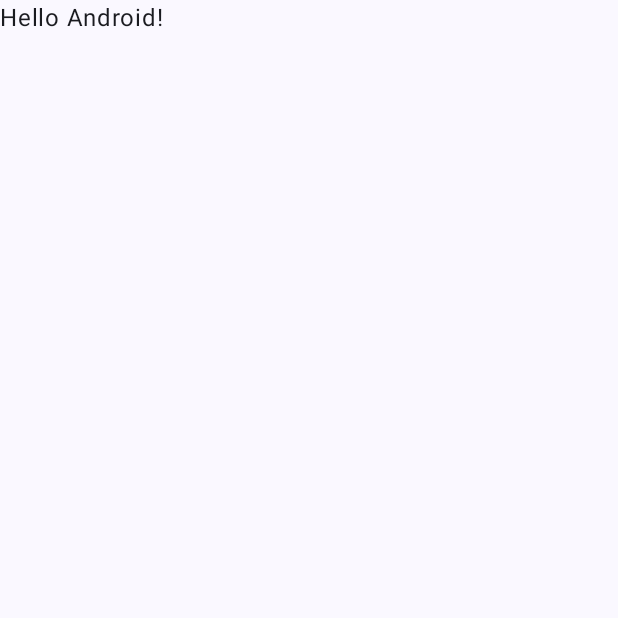
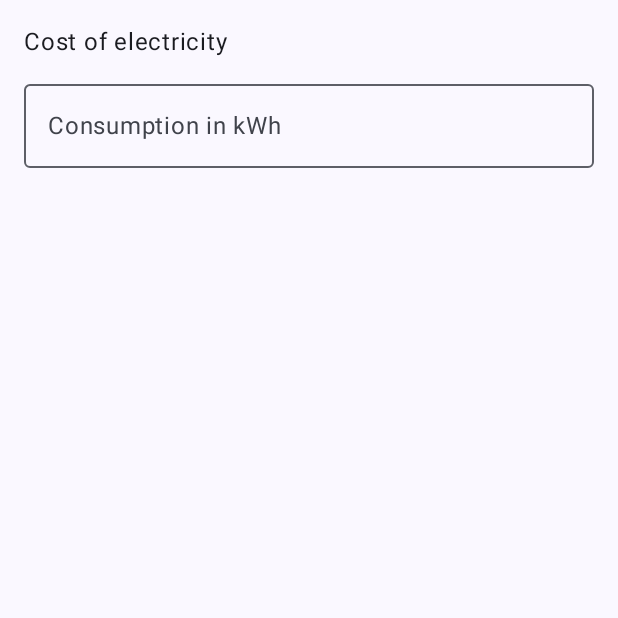
Before and after one commit to Llaamari/CostOfElectricity, an Android app built with Jetpack Compose: the screen it shows after launch (MainActivity), on a phone screen of 412 x 824 dp, the top half of it. Before the commit the part shown is almost empty. Run offline under Robolectric (Android 15) with nearby library versions, the phone set to English and light mode, and no system bars.

Commit message:
edit MainActivity.kt

```diff
--- a/app/src/main/java/com/example/costofelectricity/MainActivity.kt
+++ b/app/src/main/java/com/example/costofelectricity/MainActivity.kt
@@ -4,13 +4,24 @@ import android.os.Bundle
 import androidx.activity.ComponentActivity
 import androidx.activity.compose.setContent
 import androidx.activity.enableEdgeToEdge
+import androidx.compose.foundation.layout.Arrangement
+import androidx.compose.foundation.layout.Column
 import androidx.compose.foundation.layout.fillMaxSize
+import androidx.compose.foundation.layout.fillMaxWidth
 import androidx.compose.foundation.layout.padding
+import androidx.compose.foundation.text.KeyboardOptions
+import androidx.compose.material3.OutlinedTextField
 import androidx.compose.material3.Scaffold
 import androidx.compose.material3.Text
 import androidx.compose.runtime.Composable
+import androidx.compose.runtime.getValue
+import androidx.compose.runtime.mutableStateOf
+import androidx.compose.runtime.remember
+import androidx.compose.runtime.setValue
 import androidx.compose.ui.Modifier
+import androidx.compose.ui.text.input.KeyboardType
 import androidx.compose.ui.tooling.preview.Preview
+import androidx.compose.ui.unit.dp
 import com.example.costofelectricity.ui.theme.CostOfElectricityTheme
 
 class MainActivity : ComponentActivity() {
@@ -19,9 +30,10 @@ class MainActivity : ComponentActivity() {
         enableEdgeToEdge()
         setContent {
             CostOfElectricityTheme {
-                Scaffold(modifier = Modifier.fillMaxSize()) { innerPadding ->
-                    Greeting(
-                        name = "Android",
+                Scaffold(
+                    modifier = Modifier.fillMaxSize()
+                ) { innerPadding ->
+                    CostOfElectricity(
                         modifier = Modifier.padding(innerPadding)
                     )
                 }
@@ -31,17 +43,37 @@ class MainActivity : ComponentActivity() {
 }
 
 @Composable
-fun Greeting(name: String, modifier: Modifier = Modifier) {
-    Text(
-        text = "Hello $name!",
+fun CostOfElectricity(modifier: Modifier = Modifier) {
+
+    var consumptionInput by remember { mutableStateOf("") }
+
+    Column(
         modifier = modifier
-    )
+            .fillMaxSize()
+            .padding(16.dp),
+        verticalArrangement = Arrangement.spacedBy(8.dp)
+    ) {
+        Text(
+            text = "Cost of electricity"
+        )
+
+        OutlinedTextField(
+            value = consumptionInput,
+            onValueChange = { consumptionInput = it },
+            label = { Text(text = "Consumption in kWh") },
+            singleLine = true,
+            keyboardOptions = KeyboardOptions(
+                keyboardType = KeyboardType.Decimal
+            ),
+            modifier = Modifier.fillMaxWidth()
+        )
+    }
 }
 
 @Preview(showBackground = true)
 @Composable
-fun GreetingPreview() {
+fun CostOfElectricityPreview() {
     CostOfElectricityTheme {
-        Greeting("Android")
+        CostOfElectricity()
     }
 }
```
